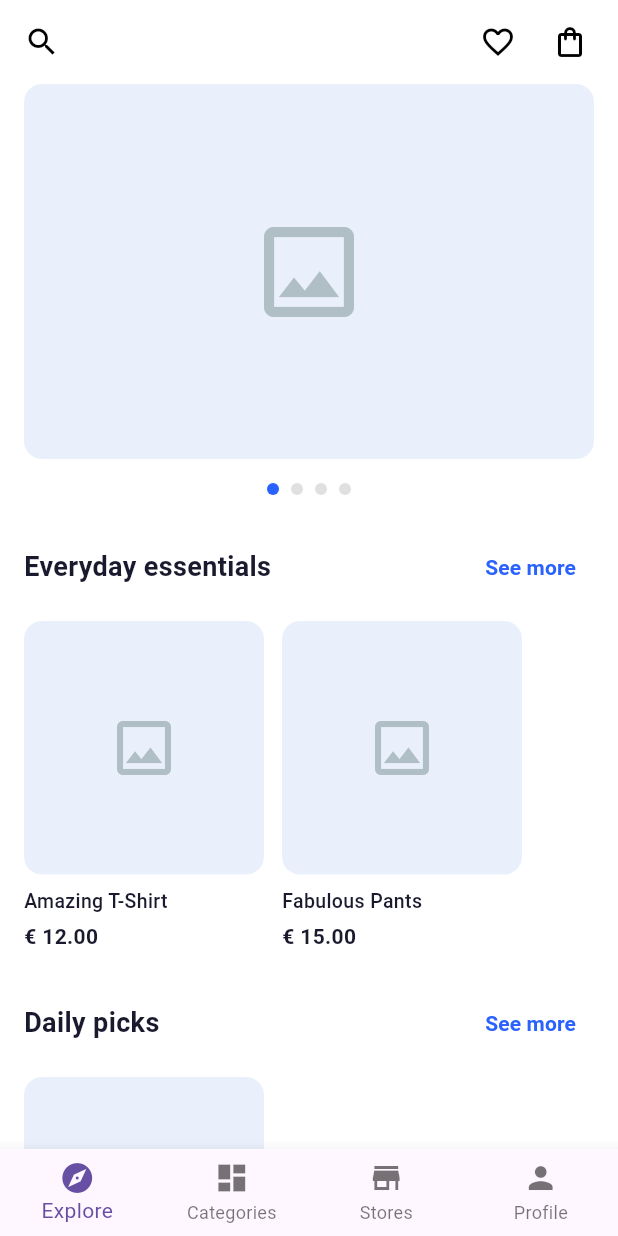
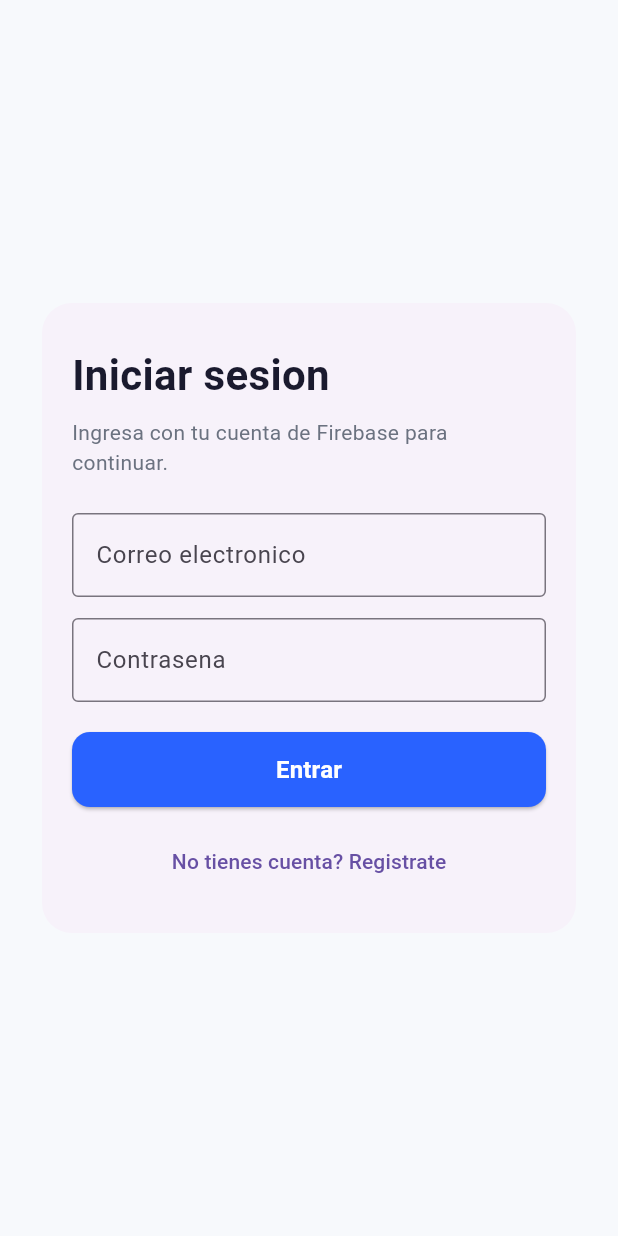
Before and after one commit to btoledo94/experience_app, a Flutter app: the screen it shows after launch, on a phone screen of 412 x 824 dp. Run offline on Flutter 3.47's test engine with Material 3 defaults, Android fonts, the phone set to English and light mode, and no system bars; our stand-ins replace dio, firebase_auth, firebase_core, flutter_riverpod, freezed_annotation, go_router and 1 more; accounts and stored records are empty.

Commit message:
agregar la funcionalidad de Firebase

```diff
--- a/lib/core/navigation/router.dart
+++ b/lib/core/navigation/router.dart
@@ -1,3 +1,7 @@
+import 'dart:async';
+
+import 'package:firebase_auth/firebase_auth.dart';
+import 'package:flutter/foundation.dart';
 import 'package:go_router/go_router.dart';
 import 'package:xpiria_app/feature/onboarding/presentation/view/onboarding_view.dart';
 import 'package:xpiria_app/feature/ecommerce/presentation/view/ecommerce_view.dart';
@@ -6,9 +10,41 @@ import 'package:xpiria_app/feature/ecommerce/presentation/view/cart_view.dart';
 import 'package:xpiria_app/feature/ecommerce/presentation/view/product_list_view.dart';
 import 'package:xpiria_app/feature/ecommerce/presentation/view/shipping_view.dart';
 import 'package:xpiria_app/feature/ecommerce/presentation/view/payment_view.dart';
+import 'package:xpiria_app/feature/auth/presentation/view/login_view.dart';
+import 'package:xpiria_app/feature/auth/presentation/view/register_view.dart';
 
 final router = GoRouter(
+  initialLocation: '/login',
+  refreshListenable: GoRouterRefreshStream(
+    FirebaseAuth.instance.authStateChanges(),
+  ),
+  redirect: (context, state) {
+    final isLoggedIn = FirebaseAuth.instance.currentUser != null;
+    final isAuthRoute =
+        state.matchedLocation == '/login' ||
+        state.matchedLocation == '/register';
+
+    if (!isLoggedIn && !isAuthRoute) {
+      return '/login';
+    }
+
+    if (isLoggedIn && isAuthRoute) {
+      return '/';
+    }
+
+    return null;
+  },
   routes: [
+    GoRoute(
+      name: Routes.login,
+      path: '/login',
+      builder: (context, state) => const LoginView(),
+    ),
+    GoRoute(
+      name: Routes.register,
+      path: '/register',
+      builder: (context, state) => const RegisterView(),
+    ),
     GoRoute(
       name: Routes.onboarding,
       path: '/onboarding',
@@ -54,6 +90,8 @@ final router = GoRouter(
 );
 
 abstract class Routes {
+  static const String login = 'login';
+  static const String register = 'register';
   static const String onboarding = 'onboarding';
   static const String ecommerce = 'ecommerce';
   static const String productDetail = 'productDetail';
@@ -62,3 +100,17 @@ abstract class Routes {
   static const String shipping = 'shipping';
   static const String payment = 'payment';
 }
+
+class GoRouterRefreshStream extends ChangeNotifier {
+  GoRouterRefreshStream(Stream<dynamic> stream) {
+    _subscription = stream.asBroadcastStream().listen((_) => notifyListeners());
+  }
+
+  late final StreamSubscription<dynamic> _subscription;
+
+  @override
+  void dispose() {
+    _subscription.cancel();
+    super.dispose();
+  }
+}
--- /dev/null
+++ b/lib/feature/auth/domain/entity/auth_user.dart
@@ -0,0 +1,6 @@
+class AuthUser {
+  final String uid;
+  final String? email;
+
+  const AuthUser({required this.uid, this.email});
+}
--- /dev/null
+++ b/lib/feature/auth/presentation/view/login_view.dart
@@ -0,0 +1,200 @@
+import 'package:firebase_auth/firebase_auth.dart';
+import 'package:flutter/material.dart';
+import 'package:flutter_riverpod/flutter_riverpod.dart';
+import 'package:go_router/go_router.dart';
+
+import '../state/auth_provider.dart';
+
+class LoginView extends ConsumerStatefulWidget {
+  const LoginView({super.key});
+
+  @override
+  ConsumerState<LoginView> createState() => _LoginViewState();
+}
+
+class _LoginViewState extends ConsumerState<LoginView> {
+  final _formKey = GlobalKey<FormState>();
+  final _emailController = TextEditingController();
+  final _passwordController = TextEditingController();
+
+  @override
+  void dispose() {
+    _emailController.dispose();
+    _passwordController.dispose();
+    super.dispose();
+  }
+
+  Future<void> _login() async {
+    if (!_formKey.currentState!.validate()) return;
+
+    FocusScope.of(context).unfocus();
+
+    try {
+      await ref
+          .read(authControllerProvider.notifier)
+          .signIn(
+            email: _emailController.text.trim(),
+            password: _passwordController.text.trim(),
+          );
+
+      if (!mounted) return;
+      context.go('/');
+    } on FirebaseAuthException catch (e) {
+      if (!mounted) return;
+      ScaffoldMessenger.of(
+        context,
+      ).showSnackBar(SnackBar(content: Text(_messageFromFirebaseError(e))));
+    } catch (_) {
+      if (!mounted) return;
+      ScaffoldMessenger.of(context).showSnackBar(
+        const SnackBar(
+          content: Text('No se pudo iniciar sesion. Intenta de nuevo.'),
+        ),
+      );
+    }
+  }
+
+  String _messageFromFirebaseError(FirebaseAuthException e) {
+    switch (e.code) {
+      case 'invalid-email':
+        return 'El correo no es valido.';
+      case 'user-disabled':
+        return 'Este usuario esta deshabilitado.';
+      case 'user-not-found':
+        return 'No existe una cuenta con ese correo.';
+      case 'wrong-password':
+      case 'invalid-credential':
+        return 'Correo o contrasena incorrectos.';
+      case 'too-many-requests':
+        return 'Demasiados intentos. Intenta mas tarde.';
+      default:
+        return e.message ?? 'Error de autenticacion.';
+    }
+  }
+
+  @override
+  Widget build(BuildContext context) {
+    final isLoading = ref.watch(authControllerProvider).isLoading;
+
+    return Scaffold(
+      backgroundColor: const Color(0xFFF7F9FC),
+      body: SafeArea(
+        child: Center(
+          child: SingleChildScrollView(
+            padding: const EdgeInsets.all(24),
+            child: ConstrainedBox(
+              constraints: const BoxConstraints(maxWidth: 420),
+              child: Card(
+                shape: RoundedRectangleBorder(
+                  borderRadius: BorderRadius.circular(20),
+                ),
+                elevation: 0,
+                child: Padding(
+                  padding: const EdgeInsets.fromLTRB(20, 28, 20, 24),
+                  child: Form(
+                    key: _formKey,
+                    child: Column(
+                      crossAxisAlignment: CrossAxisAlignment.start,
+                      children: [
+                        const Text(
+                          'Iniciar sesion',
+                          style: TextStyle(
+                            fontSize: 28,
+                            fontWeight: FontWeight.w700,
+                            color: Color(0xFF1A1A2E),
+                          ),
+                        ),
+                        const SizedBox(height: 8),
+                        const Text(
+                          'Ingresa con tu cuenta de Firebase para continuar.',
+                          style: TextStyle(
+                            fontSize: 14,
+                            color: Color(0xFF6B7280),
+                          ),
+                        ),
+                        const SizedBox(height: 24),
+                        TextFormField(
+                          controller: _emailController,
+                          keyboardType: TextInputType.emailAddress,
+                          decoration: const InputDecoration(
+                            labelText: 'Correo electronico',
+                            border: OutlineInputBorder(),
+                          ),
+                          validator: (value) {
+                            final text = value?.trim() ?? '';
+                            if (text.isEmpty) return 'Ingresa tu correo.';
+                            if (!text.contains('@')) return 'Correo invalido.';
+                            return null;
+                          },
+                        ),
+                        const SizedBox(height: 14),
+                        TextFormField(
+                          controller: _passwordController,
+                          obscureText: true,
+                          decoration: const InputDecoration(
+                            labelText: 'Contrasena',
+                            border: OutlineInputBorder(),
+                          ),
+                          validator: (value) {
+                            final text = value?.trim() ?? '';
+                            if (text.isEmpty) return 'Ingresa tu contrasena.';
+                            if (text.length < 6) {
+                              return 'La contrasena debe tener al menos 6 caracteres.';
+                            }
+                            return null;
+                          },
+                        ),
+                        const SizedBox(height: 20),
+                        SizedBox(
+                          width: double.infinity,
+                          height: 50,
+                          child: ElevatedButton(
+                            onPressed: isLoading ? null : _login,
+                            style: ElevatedButton.styleFrom(
+                              backgroundColor: const Color(0xFF2962FF),
+                              foregroundColor: Colors.white,
+                              shape: RoundedRectangleBorder(
+                                borderRadius: BorderRadius.circular(12),
+                              ),
+                            ),
+                            child: isLoading
+                                ? const SizedBox(
+                                    width: 22,
+                                    height: 22,
+                                    child: CircularProgressIndicator(
+                                      strokeWidth: 2,
+                                      color: Colors.white,
+                                    ),
+                                  )
+                                : const Text(
+                                    'Entrar',
+                                    style: TextStyle(
+                                      fontSize: 16,
+                                      fontWeight: FontWeight.w600,
+                                    ),
+                                  ),
+                          ),
+                        ),
+                        const SizedBox(height: 12),
+                        Center(
+                          child: TextButton(
+                            onPressed: isLoading
+                                ? null
+                                : () {
+                                    context.push('/register');
+                                  },
+                            child: const Text('No tienes cuenta? Registrate'),
+                          ),
+                        ),
+                      ],
+                    ),
+                  ),
+                ),
+              ),
+            ),
+          ),
+        ),
+      ),
+    );
+  }
+}
--- a/lib/main.dart
+++ b/lib/main.dart
@@ -1,11 +1,14 @@
 import 'package:flutter/material.dart';
 import 'package:flutter_riverpod/flutter_riverpod.dart';
+import 'package:firebase_core/firebase_core.dart';
 import 'package:shared_preferences/shared_preferences.dart';
 import 'core/navigation/router.dart';
 import 'feature/ecommerce/presentation/state/cart_provider.dart';
+import 'firebase_options.dart';
 
 void main() async {
   WidgetsFlutterBinding.ensureInitialized();
+  await Firebase.initializeApp(options: DefaultFirebaseOptions.currentPlatform);
 
   // Inicializar SharedPreferences
   final prefs = await SharedPreferences.getInstance();
--- a/pubspec.yaml
+++ b/pubspec.yaml
@@ -16,6 +16,8 @@ dependencies:
   uuid: ^4.0.0
   shared_preferences: ^2.2.0
   dio: ^5.7.0
+  firebase_core: ^3.15.2
+  firebase_auth: ^5.1.4
 
 dev_dependencies:
   flutter_test:
```
Also changed, not shown: lib/feature/auth/data/data_sources/firebase_auth_data_source.dart (added, +33 -0 lines), lib/feature/auth/data/model/auth_user_model.dart (added, +18 -0 lines), lib/feature/auth/data/repository/auth_repository_impl.dart (added, +51 -0 lines), lib/feature/auth/domain/repository/auth_repository.dart (added, +17 -0 lines), lib/feature/auth/presentation/state/auth_provider.dart (added, +77 -0 lines), lib/feature/auth/presentation/view/register_view.dart (added, +221 -0 lines), lib/feature/ecommerce/presentation/widget/ecommerce_app_bar.dart (+7 -0 lines), firebase.json (added), lib/firebase_options.dart (added), pubspec.lock, 6 other files.
